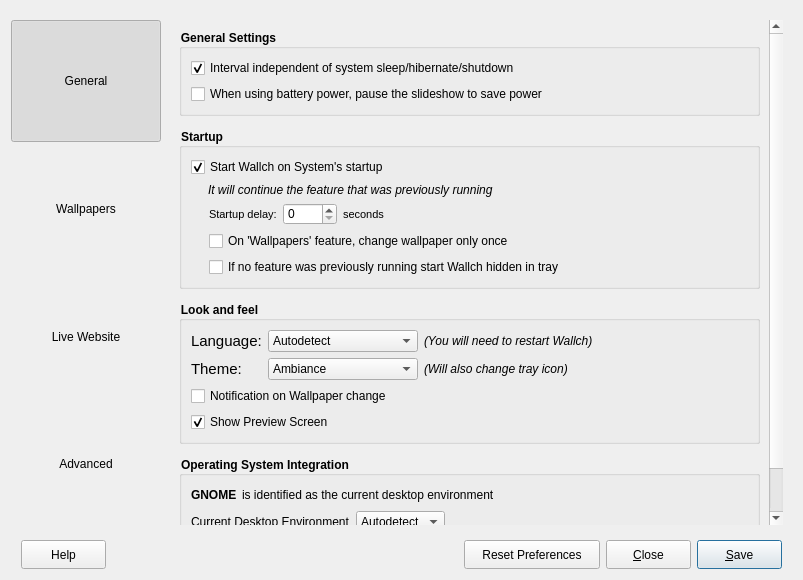
Above: src/gui/preferences.ui from LeonVitanos/Wallch before the change. Below: the same form after it.
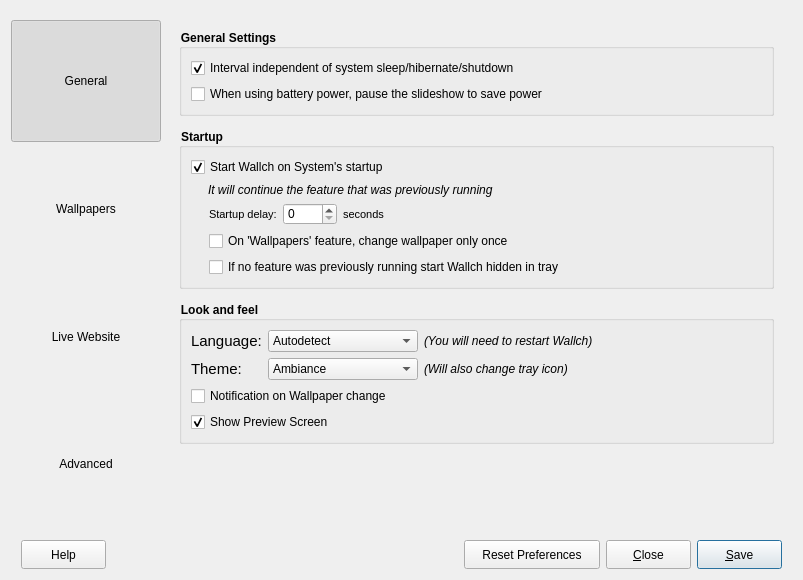
That is the form after the change. Icons and pictures are not drawn.

Diff of the .ui file:
```diff
--- a/src/gui/preferences.ui
+++ b/src/gui/preferences.ui
@@ -255,8 +255,8 @@
              <rect>
               <x>0</x>
               <y>0</y>
-              <width>601</width>
-              <height>607</height>
+              <width>615</width>
+              <height>505</height>
              </rect>
             </property>
             <layout class="QVBoxLayout" name="verticalLayout_3">
@@ -612,130 +612,6 @@
                </layout>
               </widget>
              </item>
-             <item>
-              <widget class="QGroupBox" name="integrationgroupBox">
-               <property name="styleSheet">
-                <string notr="true">QGroupBox
-{
-    font-size: 12px;
-    font-weight: bold;
-}</string>
-               </property>
-               <property name="title">
-                <string>Operating System Integration</string>
-               </property>
-               <layout class="QVBoxLayout" name="verticalLayout_18">
-                <item>
-                 <layout class="QHBoxLayout" name="horizontalLayout_5">
-                  <property name="spacing">
-                   <number>2</number>
-                  </property>
-                  <item>
-                   <widget class="QLabel" name="DEname">
-                    <property name="font">
-                     <font>
-                      <bold>true</bold>
-                     </font>
-                    </property>
-                    <property name="text">
-                     <string>GNOME </string>
-                    </property>
-                   </widget>
-                  </item>
-                  <item>
-                   <widget class="QLabel" name="DElabel">
-                    <property name="text">
-                     <string>is identified as the current desktop environment</string>
-                    </property>
-                   </widget>
-                  </item>
-                  <item>
-                   <spacer name="horizontalSpacer">
-                    <property name="orientation">
-                     <enum>Qt::Horizontal</enum>
-                    </property>
-                    <property name="sizeHint" stdset="0">
-                     <size>
-                      <width>40</width>
-                      <height>20</height>
-                     </size>
-                    </property>
-                   </spacer>
-                  </item>
-                 </layout>
-                </item>
-                <item>
-                 <layout class="QHBoxLayout" name="horizontalLayout_19">
-                  <item>
-                   <widget class="QLabel" name="label_16">
-                    <property name="text">
-                     <string>Current Desktop Environment</string>
-                    </property>
-                   </widget>
-                  </item>
-                  <item>
-                   <widget class="QComboBox" name="de_combo">
-                    <item>
-                     <property name="text">
-                      <string>Autodetect</string>
-                     </property>
-                    </item>
-                    <item>
-                     <property name="text">
-                      <string notr="true">Gnome</string>
-                     </property>
-                    </item>
-                    <item>
-                     <property name="text">
-                      <string notr="true">XFCE</string>
-                     </property>
-                    </item>
-                    <item>
-                     <property name="text">
-                      <string notr="true">LXDE</string>
-                     </property>
-                    </item>
-                    <item>
-                     <property name="text">
-                      <string notr="true">Mate</string>
-                     </property>
-                    </item>
-                   </widget>
-                  </item>
-                  <item>
-                   <spacer name="horizontalSpacer_13">
-                    <property name="orientation">
-                     <enum>Qt::Horizontal</enum>
-                    </property>
-                    <property name="sizeHint" stdset="0">
-                     <size>
-                      <width>40</width>
-                      <height>20</height>
-                     </size>
-                    </property>
-                   </spacer>
-                  </item>
-                 </layout>
-                </item>
-                <item>
-                 <widget class="QLabel" name="label_17">
-                  <property name="font">
-                   <font>
-                    <pointsize>9</pointsize>
-                    <italic>true</italic>
-                   </font>
-                  </property>
-                  <property name="text">
-                   <string>(Change this value if your background is not changing)</string>
-                  </property>
-                  <property name="indent">
-                   <number>15</number>
-                  </property>
-                 </widget>
-                </item>
-               </layout>
-              </widget>
-             </item>
              <item>
               <spacer name="verticalSpacer">
                <property name="orientation">
```
Left out of the diff: 6 changed lines with no effect on the pictures.
